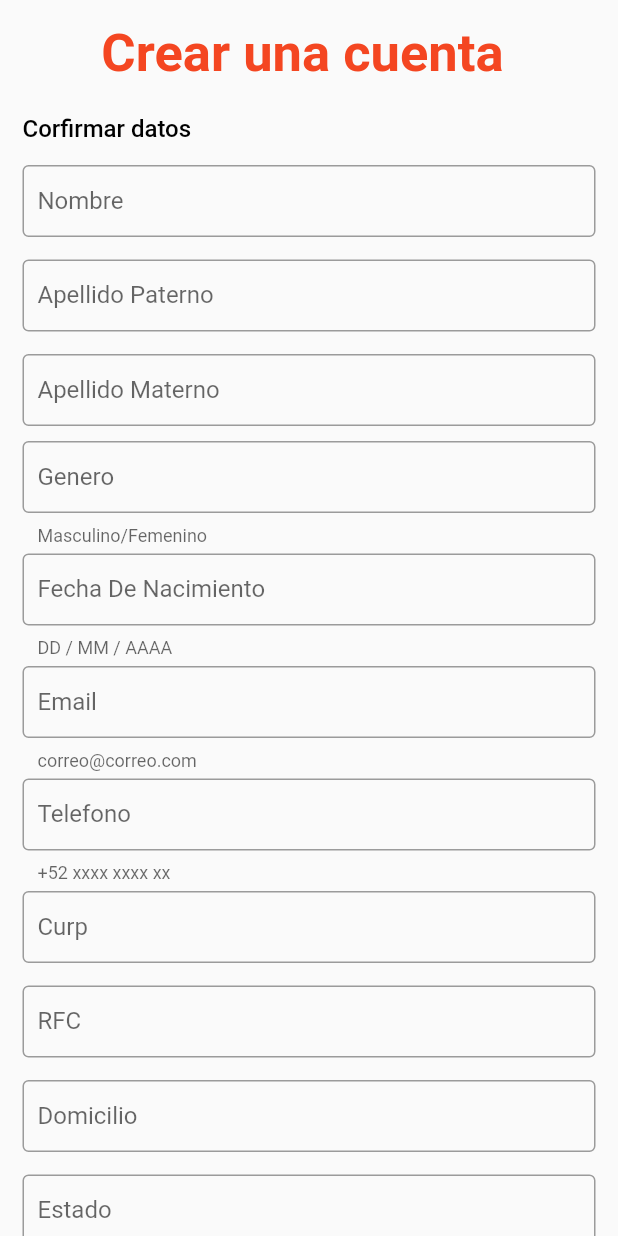
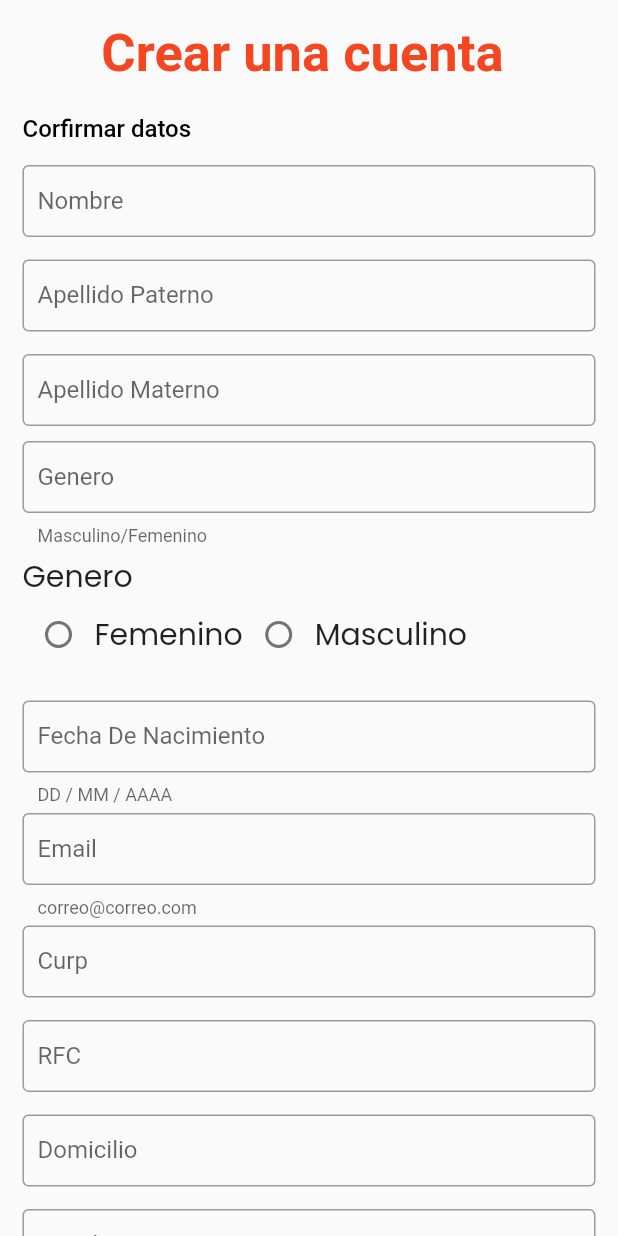
Before and after one commit to joseperezlm123/flutter_application_2_2, a Flutter app: the RegisterView screen opened by its route, on a phone screen of 412 x 824 dp. Run offline on Flutter 3.47's test engine with Material 2 defaults, Android fonts, the light colour scheme and no system bars; our stand-ins replace dio, flutter_credit_card, get, google_fonts, hexcolor, image_picker and 1 more; network calls fail.

Commit message:
Nuevos cambios

```diff
--- a/lib/views/register.view.dart
+++ b/lib/views/register.view.dart
@@ -1,7 +1,10 @@
 import 'package:flutter/material.dart';
+import 'package:google_fonts/google_fonts.dart';
 import '../models/user.provider.dart';
 import '../services/servides.dart';
 import '../utils/global.colors.dart';
+
+enum Gender { masculino, femenino }
 
 class RegisterView extends StatefulWidget {
   @override
@@ -9,23 +12,10 @@ class RegisterView extends StatefulWidget {
 }
 
 class _RegisterViewState extends State<RegisterView> {
-//   final String name;
-//   final Future<List<Prosp>> products;
-//   RegisterView({super.key, required this.name, required this.products});
-//   Future<http.Response> fetchAlbum() {
-//     return http.get(Uri.http('idemo.brave.com.mx', '/api/pospecto'));
-//   }
-//GENERO
-  // final _productDizesList = ["Femenino", "Masculino"];
-  // String _selectedVal = "Femenino";
-
-  @override
-  Widget build(BuildContext context) {
-    final _keyForm = GlobalKey<FormState>();
-    TextEditingController nombre = TextEditingController();
+  TextEditingController _nombre = TextEditingController();
   TextEditingController paterno = TextEditingController();
   TextEditingController materno = TextEditingController();
-    TextEditingController genero = TextEditingController();
+  final _genero = TextEditingController();
   TextEditingController nacimiento = TextEditingController();
   TextEditingController email = TextEditingController();
   TextEditingController movil = TextEditingController();
@@ -42,7 +32,40 @@ class _RegisterViewState extends State<RegisterView> {
   // TextEditingController fueSerPub = TextEditingController();
   // TextEditingController parSerpub = TextEditingController();
   // TextEditingController emailver = TextEditingController();
-    // TextEditingController movilver = TextEditingController();
+  // TextEditingController ifefrente = TextEditingController();
+
+  Gender? _selectedGender;
+
+  //  late int sex, genero;
+
+  //    try {
+  //     if (_selectedGender == null) {
+  //       SnackBar snackBar = const SnackBar(
+  //         content: Text("Selecciona algun genero"),
+  //         duration: Duration(seconds: 2),
+  //       );
+  //       ScaffoldMessenger.of(context).showSnackBar(snackBar);
+  //       return;
+  //     } else if (_selectedGender == Gender.femenino) {
+  //       sex = 0;
+  //     } else {
+  //       sex = 1;
+  //     }
+  //       genero = int.parse(_nombre.text);
+  //      } catch (e) {
+  //     print(e.toString());
+  //     SnackBar snackBar = const SnackBar(
+  //       content: Text("Error!"),
+  //       duration: Duration(seconds: 2),
+  //     );
+  //     ScaffoldMessenger.of(context).showSnackBar(snackBar);
+
+  //     return;
+  //   }
+
+  @override
+  Widget build(BuildContext context) {
+    final _keyForm = GlobalKey<FormState>();
 
     //DateTime _dateTime = DateTime.now();
 
@@ -57,13 +80,6 @@ class _RegisterViewState extends State<RegisterView> {
           firstDate: DateTime(2000),
           lastDate: DateTime(2025));
     }
-// GENERO
-    // _MyFormState() {
-    //   _selectedVal = _productDizesList[0];
-    // }
-
-    // bool fueserpub = false;
-    // bool parserpub = false;
 
     return Scaffold(
         body: ListView(
@@ -104,7 +120,7 @@ class _RegisterViewState extends State<RegisterView> {
                         height: 15,
                       ),
                       TextFormField(
-                        controller: nombre,
+                        controller: _nombre,
                         validator: (String? valor) {
                           if (valor == null || valor.isEmpty) {
                             return 'Nombre vacio';
@@ -249,7 +265,7 @@ class _RegisterViewState extends State<RegisterView> {
                       // ),
                       // Email Input
                       TextFormField(
-                        controller: genero,
+                        controller: _genero,
                         validator: (String? valor) {
                           if (valor == null || valor.isEmpty) {
                             return 'Campo vacio';
@@ -267,6 +283,63 @@ class _RegisterViewState extends State<RegisterView> {
                           border: OutlineInputBorder(),
                           isDense: false,
                           contentPadding: EdgeInsets.all(10),
+                        ),
+                      ),
+                      const SizedBox(
+                        height: 5,
+                      ),
+
+                      Text(
+                        'Genero',
+                        textAlign: TextAlign.center,
+                        style: GoogleFonts.poppins(
+                            textStyle: const TextStyle(
+                                color: Colors.black87,
+                                fontSize: 20,
+                                fontWeight: FontWeight.w400)),
+                      ),
+                      Padding(
+                        padding: const EdgeInsets.only(bottom: 15),
+                        child: Row(
+                          children: [
+                            Radio<Gender>(
+                              value: Gender.femenino,
+                              groupValue: _selectedGender,
+                              onChanged: (value) {
+                                setState(() {
+                                  _selectedGender = value;
+                                });
+                              },
+                            ),
+                            Text(
+                              'Femenino',
+                              textAlign: TextAlign.center,
+                              style: GoogleFonts.poppins(
+                                  textStyle: const TextStyle(
+                                color: Colors.black87,
+                                fontSize: 20,
+                                fontWeight: FontWeight.w400,
+                              )),
+                            ),
+                            Radio<Gender>(
+                              value: Gender.masculino,
+                              groupValue: _selectedGender,
+                              onChanged: (value) {
+                                setState(() {
+                                  _selectedGender = value;
+                                });
+                              },
+                            ),
+                            Text(
+                              'Masculino',
+                              textAlign: TextAlign.center,
+                              style: GoogleFonts.poppins(
+                                  textStyle: const TextStyle(
+                                      color: Colors.black87,
+                                      fontSize: 20,
+                                      fontWeight: FontWeight.w400)),
+                            )
+                          ],
                         ),
                       ),
 
@@ -322,29 +395,7 @@ class _RegisterViewState extends State<RegisterView> {
                         height: 5,
                       ),
                       // Email Input
-                      TextFormField(
-                        controller: movil,
-                        validator: (String? valor) {
-                          if (valor == null || valor.isEmpty) {
-                            return 'Campo vacio';
-                          }
-                          if (valor.length <= 9) {
-                            return 'Numero demasiado corto';
-                          }
-                          return null;
-                        },
-                        keyboardType: TextInputType.number,
-                        decoration: const InputDecoration(
-                          labelText: 'Telefono',
-                          helperText: '+52 xxxx xxxx xx',
-                          border: OutlineInputBorder(),
-                          isDense: false,
-                          contentPadding: EdgeInsets.all(10),
-                        ),
-                      ),
-                      const SizedBox(
-                        height: 5,
-                      ),
+
                       // Email Input
                       TextFormField(
                         controller: curp,
@@ -557,16 +608,16 @@ class _RegisterViewState extends State<RegisterView> {
                                   cp: cp.text,
                                   rfc: rfc.text,
                                   domicilio: domicilio.text,
-                                  ingreso: ingreso.text,
+                                  // ingreso: ingreso.text,
                                   curp: curp.text,
-                                  email: email.text,
+                                  //  email: email.text,
                                   estado: estado.text,
-                                  genero: genero.text,
+                                  genero: _genero.text,
                                   materno: materno.text,
-                                  movil: movil.text,
-                                  nombre: nombre.text,
+                                  // movil: movil.text,
+                                  nombre: _nombre.text,
                                   paterno: paterno.text,
-                                  alcaldia: alcaldia.text,
+                                  // alcaldia: alcaldia.text,
                                   createdAt: null,
                                   nacimiento: null,
                                   updatedAt: null);
--- a/pubspec.yaml
+++ b/pubspec.yaml
@@ -40,6 +40,9 @@ dependencies:
   local_auth: any
   provider: any
   email_auth: any
+  google_fonts: any
+  shared_preferences: any
+  dio: any
 
 dev_dependencies:
 
```
Also changed, not shown: lib/services/app_state_provider.dart (added, +66 -0 lines), lib/services/predditcs_res_model.dart (added, +62 -0 lines), lib/services/predictions.dart (added, +91 -0 lines), lib/services/servides.dart (+57 -4 lines), lib/views/phone_verify.dart (+4 -5 lines), lib/views/verificate_acount_image.dart (+116 -56 lines), lib/views/verify_page.dart (+30 -2 lines), pubspec.lock, 2 other files. Lines whose indentation alone changed are shown as unchanged.
